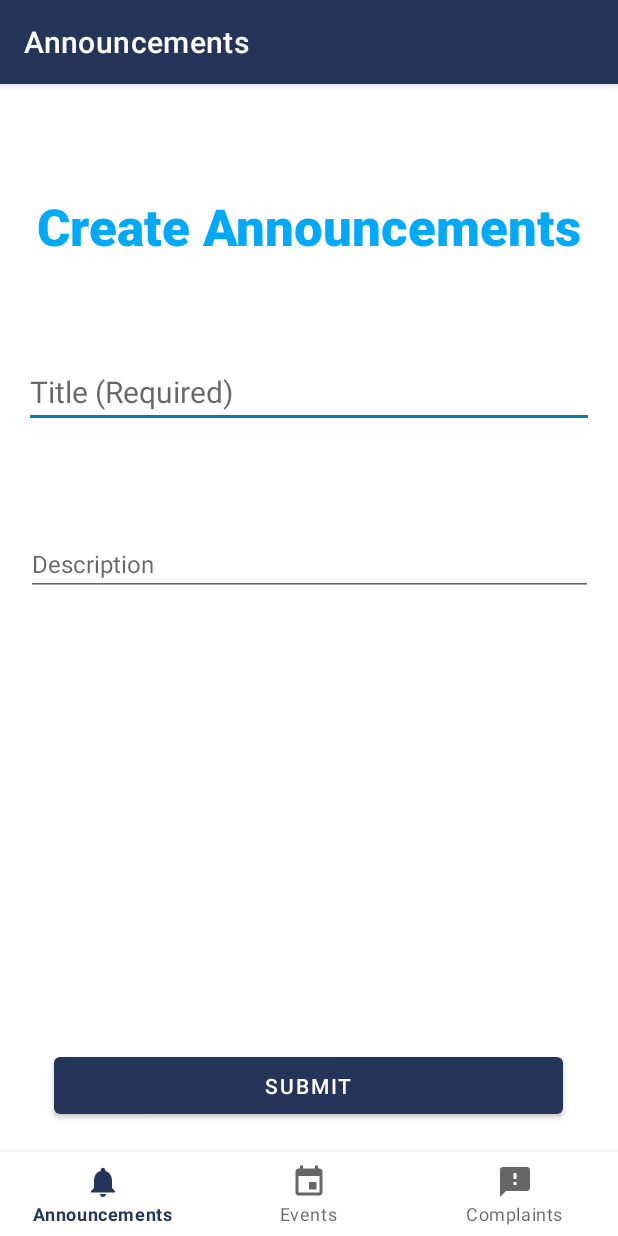
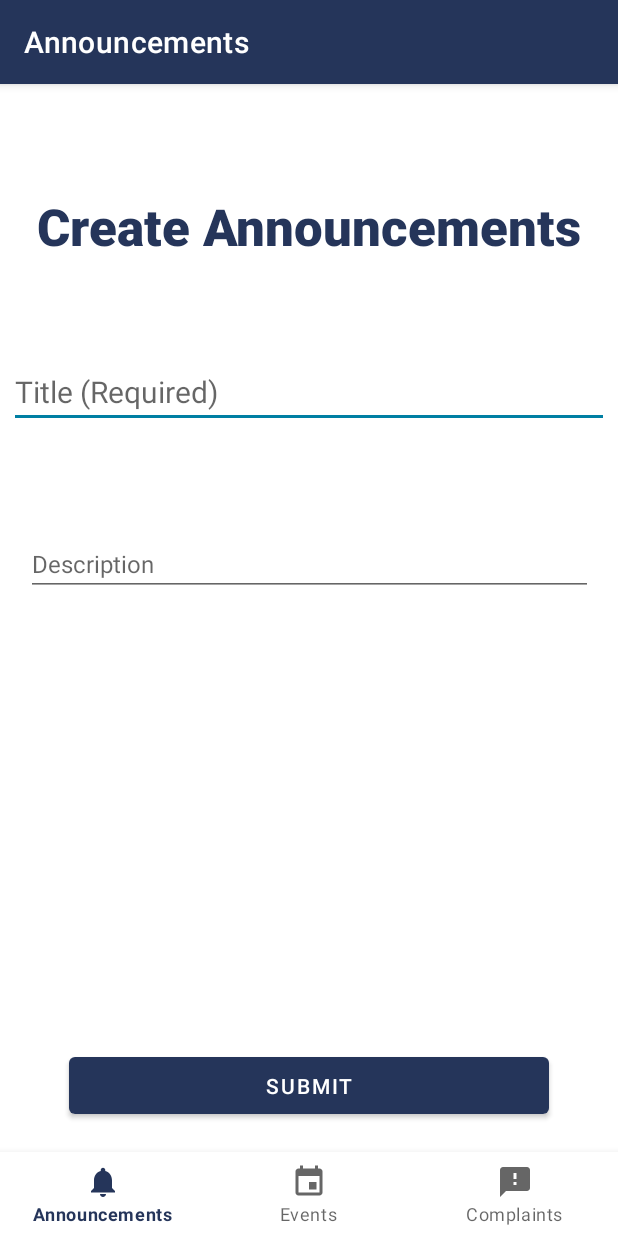
Before and after one commit to emmimelon/B07-Project, an Android app: the AdminAnnouncementsFragment screen opened directly, with no data from a screen before it, on a phone screen of 412 x 824 dp. Run offline under Robolectric (Android 15) with nearby library versions, the phone set to English and light mode, and no system bars; our stand-ins replace Firebase (no records; nobody signed in at launch, a user with empty details on screens opened directly), navigation-ui; Roboto replaces fonts that are not available here.

Commit message:
Edited admin announcements fragment to remove warnings

```diff
--- a/app/src/main/res/layout/fragment_admin_announcements.xml
+++ b/app/src/main/res/layout/fragment_admin_announcements.xml
@@ -13,7 +13,7 @@
         android:layout_marginTop="16dp"
         android:fontFamily="sans-serif-black"
         android:text="@string/create_announcements"
-        android:textColor="#03A9F4"
+        android:textColor="@color/uoftBlue"
         android:textSize="34sp"
         app:layout_constraintEnd_toEndOf="parent"
         app:layout_constraintStart_toStartOf="parent"
@@ -21,13 +21,14 @@
 
     <EditText
         android:id="@+id/editAnnouncementTitle"
-        android:layout_width="0dp"
+        android:layout_width="400dp"
         android:layout_height="wrap_content"
         android:layout_marginStart="16dp"
         android:layout_marginTop="64dp"
         android:layout_marginEnd="16dp"
         android:ems="10"
-        android:hint="Title (Required)"
+        android:hint="@string/title_required"
+        android:importantForAutofill="no"
         android:inputType="text"
         android:textSize="20sp"
         app:layout_constraintEnd_toEndOf="parent"
@@ -41,8 +42,9 @@
         android:layout_marginStart="16dp"
         android:layout_marginEnd="16dp"
         android:ems="10"
-        android:gravity="bottom|left"
-        android:hint="Description"
+        android:gravity="bottom|start"
+        android:hint="@string/description"
+        android:importantForAutofill="no"
         android:inputType="textMultiLine"
         android:maxLines="8"
         android:scrollbars="vertical"
@@ -53,12 +55,12 @@
 
     <Button
         android:id="@+id/buttonSubmitAnnouncement"
-        android:layout_width="339dp"
+        android:layout_width="320dp"
         android:layout_height="50dp"
         android:layout_marginStart="36dp"
         android:layout_marginEnd="36dp"
         android:layout_marginBottom="75dp"
-        android:text="Submit"
+        android:text="@string/submit"
         app:layout_constraintBottom_toBottomOf="parent"
         app:layout_constraintEnd_toEndOf="parent"
         app:layout_constraintHorizontal_bias="0.498"
--- a/app/src/main/res/values/strings.xml
+++ b/app/src/main/res/values/strings.xml
@@ -69,5 +69,8 @@
     <string name="schedule_event_partici_limit_text">Participation Limit</string>
     <string name="schedule_event_submit_button">Submit</string>
     <string name="schedule_events">Schedule Events</string>
+    <string name="description">Description</string>
+    <string name="title_required">Title (Required)</string>
+    <string name="submit">Submit</string>
 
 </resources>
```
